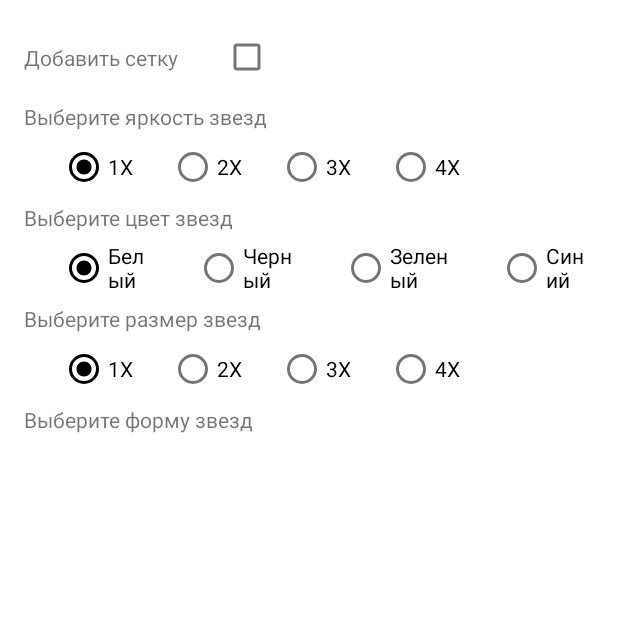
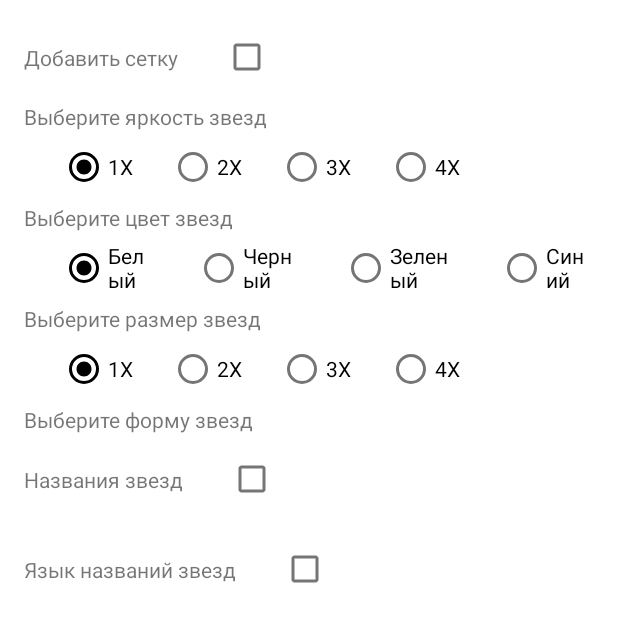
Before and after one commit to Demidovez/StarMap, an Android app: the layout fragment_stars_v1_controller.xml on its own in the app's theme, with its tools: preview values and no code run, on a phone screen of 412 x 824 dp. Shown: the top 622 px of the screen. Run offline under Robolectric (Android 15) with nearby library versions, the phone set to English and light mode, and no system bars.

Commit message:
add to xml in stars controller

```diff
--- a/app/src/main/res/layout/fragment_stars_v1_controller.xml
+++ b/app/src/main/res/layout/fragment_stars_v1_controller.xml
@@ -206,6 +206,44 @@
             app:layout_constraintStart_toStartOf="parent"
             app:layout_constraintTop_toBottomOf="@+id/radio_size_stars" />
 
+        <TextView
+            android:id="@+id/label_name_stars"
+            android:layout_width="wrap_content"
+            android:layout_height="wrap_content"
+            android:text="@string/label_name_stars"
+            app:layout_constraintBottom_toBottomOf="@+id/checkbox_name_stars"
+            app:layout_constraintEnd_toEndOf="parent"
+            app:layout_constraintHorizontal_bias="0.0"
+            app:layout_constraintStart_toStartOf="parent"
+            app:layout_constraintTop_toTopOf="@+id/checkbox_name_stars" />
+
+        <CheckBox
+            android:id="@+id/checkbox_name_stars"
+            android:layout_width="60dp"
+            android:layout_height="60dp"
+            android:layout_marginStart="16dp"
+            app:layout_constraintStart_toEndOf="@+id/label_name_stars"
+            app:layout_constraintTop_toBottomOf="@+id/label_shape_stars" />
+
+        <TextView
+            android:id="@+id/label_lang_stars"
+            android:layout_width="wrap_content"
+            android:layout_height="wrap_content"
+            android:text="@string/label_lang_stars"
+            app:layout_constraintBottom_toBottomOf="@+id/checkbox_lang_stars"
+            app:layout_constraintEnd_toEndOf="parent"
+            app:layout_constraintHorizontal_bias="0.0"
+            app:layout_constraintStart_toStartOf="parent"
+            app:layout_constraintTop_toTopOf="@+id/checkbox_lang_stars" />
+
+        <CheckBox
+            android:id="@+id/checkbox_lang_stars"
+            android:layout_width="60dp"
+            android:layout_height="60dp"
+            android:layout_marginStart="16dp"
+            app:layout_constraintStart_toEndOf="@+id/label_lang_stars"
+            app:layout_constraintTop_toBottomOf="@+id/checkbox_name_stars" />
+
     </androidx.constraintlayout.widget.ConstraintLayout>
 
 </ScrollView>
--- a/app/src/main/res/values/strings.xml
+++ b/app/src/main/res/values/strings.xml
@@ -25,6 +25,8 @@
     <string name="label_color_stars">Выберите цвет звезд</string>
     <string name="label_size_stars">Выберите размер звезд</string>
     <string name="label_shape_stars">Выберите форму звезд</string>
+    <string name="label_name_stars">Названия звезд</string>
+    <string name="label_lang_stars">Язык названий звезд</string>
 
 
 
```
